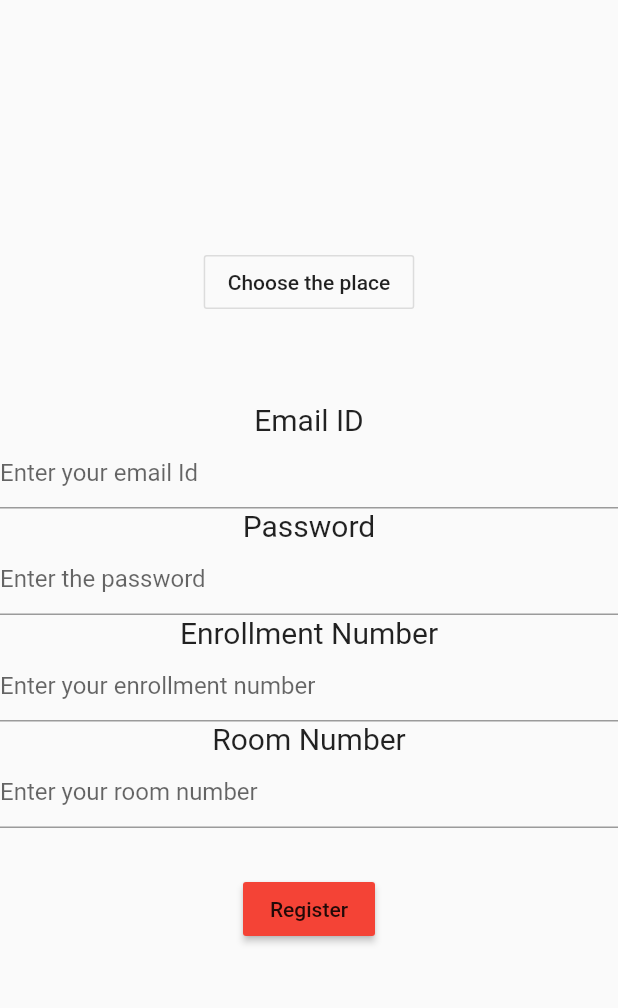
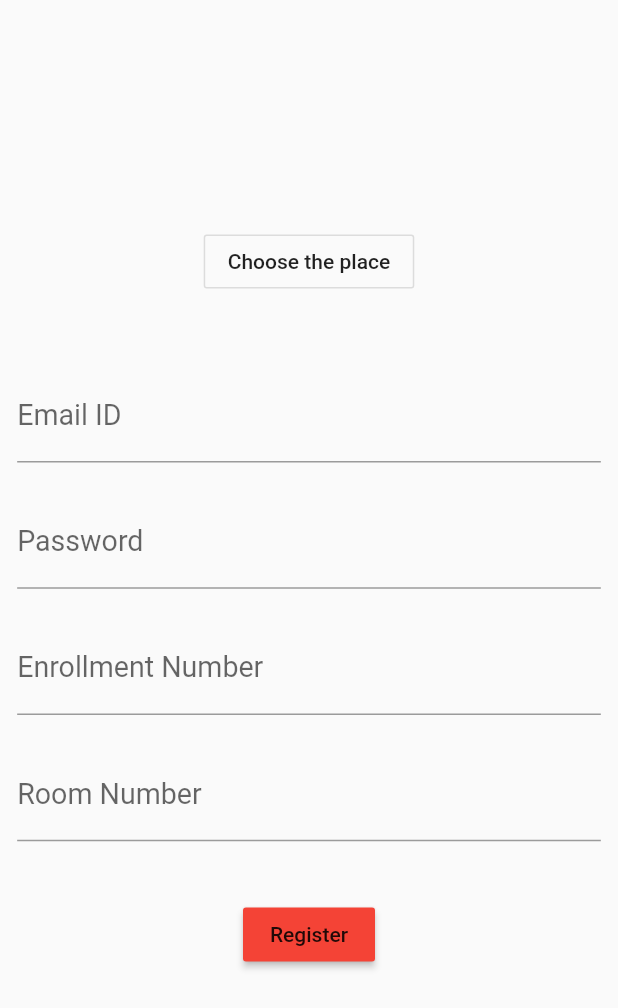
Before and after one commit to anshikamittal25/entry_register, a Flutter app: the screen it shows after launch, after a tap on "Sign Up as User", on a phone screen of 412 x 824 dp. Shown: the top 1008 px of the screen. Run offline on Flutter 3.47's test engine with Material 2 defaults, Android fonts, the phone set to English and light mode, and no system bars; our stand-ins replace cloud_firestore, email_validator, firebase_auth, firebase_core, flutter_screenutil, shared_preferences; missing offline and left inert: pin_entry_text_field; accounts and stored records are empty.

Commit message:
used screen util and locked in portrait

```diff
--- a/lib/main.dart
+++ b/lib/main.dart
@@ -7,9 +7,13 @@ import 'package:entry_register/services/sharedPref.dart';
 import 'package:firebase_core/firebase_core.dart';
 import 'package:flutter/cupertino.dart';
 import 'package:flutter/material.dart';
+import 'package:flutter/services.dart';
 
 void main() {
-  runApp(MyApp());
+  WidgetsFlutterBinding.ensureInitialized();
+
+  SystemChrome.setPreferredOrientations([DeviceOrientation.portraitUp])
+      .then((value) => runApp(MyApp()));
 }
 
 class MyApp extends StatefulWidget {
@@ -81,7 +85,7 @@ class _MyAppState extends State<MyApp> {
   }
 
   Future<void> screenType() async {
-    WidgetsFlutterBinding.ensureInitialized();
+    //WidgetsFlutterBinding.ensureInitialized();
     place = await getStringSharedPref('place');
     enroll = await getStringSharedPref('enroll');
     setState(() {
--- a/lib/screens/home.dart
+++ b/lib/screens/home.dart
@@ -4,6 +4,7 @@ import 'file:///C:/Users/lenovo/AndroidStudioProjects/entry_register/lib/screens
 import 'package:flutter/cupertino.dart';
 import 'package:flutter/material.dart';
 import 'package:flutter/widgets.dart';
+import 'package:flutter_screenutil/screenutil.dart';
 
 import 'logInUser.dart';
 
@@ -15,6 +16,8 @@ class HomePage extends StatefulWidget {
 class _HomePageState extends State<HomePage> {
   @override
   Widget build(BuildContext context) {
+    ScreenUtil.init(context, designSize: Size(1080, 2340), allowFontScaling: false);
+
     return MaterialApp(
       title: 'Entry Register',
       debugShowCheckedModeBanner: false,
@@ -29,8 +32,8 @@ class _HomePageState extends State<HomePage> {
           child: Column(
             mainAxisAlignment: MainAxisAlignment.center,
             children: [
-              CircleAvatar(radius: 60,backgroundImage: AssetImage('assets/images/entry_register_logo.jpg'),),
-              SizedBox(height: 50,),
+              CircleAvatar(radius: ScreenUtil().setWidth(300),backgroundImage: AssetImage('assets/images/entry_register_logo.jpg'),),
+              SizedBox(height: ScreenUtil().setWidth(100),),
               RaisedButton(
                 textColor: Colors.white,
                 color: Colors.blue,
@@ -53,6 +56,7 @@ class _HomePageState extends State<HomePage> {
                   );
                 },
               ),
+              SizedBox(height: ScreenUtil().setWidth(50),),
               Text('Already have an account?'),
               GestureDetector(
                 child: Text('Log in as user',style: TextStyle(color: Colors.blueAccent[700],decoration: TextDecoration.underline),),
@@ -63,10 +67,7 @@ class _HomePageState extends State<HomePage> {
                   );
                 },
               ),
-              SizedBox(height: 80,),
-              Text('New to the app?'),
-              Text('Register a new place !!!'),
-              SizedBox(height: 10,),
+              SizedBox(height: ScreenUtil().setWidth(80),),
               RaisedButton(
                 textColor: Colors.white,
                 color: Colors.red,
--- a/lib/screens/signInUser.dart
+++ b/lib/screens/signInUser.dart
@@ -6,6 +6,7 @@ import 'package:entry_register/services/sharedPref.dart';
 import 'package:firebase_auth/firebase_auth.dart';
 import 'package:flutter/cupertino.dart';
 import 'package:flutter/material.dart';
+import 'package:flutter_screenutil/screenutil.dart';
 
 class SignInUser extends StatefulWidget {
   @override
@@ -40,6 +41,8 @@ class _SignInUserState extends State<SignInUser> {
 
   @override
   Widget build(BuildContext context) {
+    ScreenUtil.init(context, designSize: Size(1080, 2340), allowFontScaling: false);
+
     return Scaffold(
       body: Builder(
         builder: (BuildContext context) {
@@ -74,21 +77,21 @@ class _SignInUserState extends State<SignInUser> {
                                           });
                                         },
                                         child: Padding(
-                                          padding: const EdgeInsets.all(3.0),
+                                          padding: EdgeInsets.all(ScreenUtil().setWidth(10)),
                                           child: Card(
                                             child: Padding(
                                               padding:
-                                                  const EdgeInsets.all(10.0),
+                                                  EdgeInsets.all(ScreenUtil().setWidth(10)),
                                               child: Text(
                                                 listPlaces[index],
                                                 style: TextStyle(
-                                                  fontSize: 20,
+                                                  fontSize: ScreenUtil().setSp(65),
                                                 ),
                                               ),
                                             ),
                                             shape: RoundedRectangleBorder(
                                               borderRadius:
-                                                  BorderRadius.circular(50),
+                                                  BorderRadius.circular(ScreenUtil().setWidth(50)),
                                             ),
                                           ),
                                         ),
@@ -103,20 +106,20 @@ class _SignInUserState extends State<SignInUser> {
                       );
                     },
                   ),
-                  Text(text),
+                  Text(text,style: TextStyle(fontSize: ScreenUtil().setSp(50)),),
                   SizedBox(
-                    height: 40,
+                    height: ScreenUtil().setWidth(40),
                   ),
-                  Text(
-                    'Email ID',
-                    style: TextStyle(
-                      fontSize: 20,
-                    ),
-                  ),
-                  TextFormField(
+                  Padding(
+                    padding: EdgeInsets.all(ScreenUtil().setWidth(30)),
+                    child: TextFormField(
                       controller: _emailController,
                       decoration: InputDecoration(
                         hintText: 'Enter your email Id',
+                        labelText: 'Email ID',
+                        labelStyle: TextStyle(
+                          fontSize: ScreenUtil().setSp(50),
+                        ),
                       ),
                       validator: (value) {
                         if (value.isEmpty) {
@@ -127,17 +130,18 @@ class _SignInUserState extends State<SignInUser> {
                         return null;
                       },
                     ),
-                  Text(
-                    'Password',
-                    style: TextStyle(
-                      fontSize: 20,
                   ),
-                  ),
-                  TextFormField(
+                  Padding(
+                    padding: EdgeInsets.all(ScreenUtil().setWidth(30)),
+                    child: TextFormField(
                       obscureText: true,
                       controller: _passwordController,
                       decoration: InputDecoration(
                         hintText: 'Enter the password',
+                        labelText: 'Password',
+                        labelStyle: TextStyle(
+                          fontSize: ScreenUtil().setSp(50),
+                        ),
                       ),
                       validator: (value) {
                         if (value.isEmpty) {
@@ -146,16 +150,17 @@ class _SignInUserState extends State<SignInUser> {
                         return null;
                       },
                     ),
-                  Text(
-                    'Enrollment Number',
-                    style: TextStyle(
-                      fontSize: 20,
                   ),
-                  ),
-                  TextFormField(
+                  Padding(
+                    padding: EdgeInsets.all(ScreenUtil().setWidth(30)),
+                    child: TextFormField(
                       controller: _enrollController,
                       decoration: InputDecoration(
                         hintText: 'Enter your enrollment number',
+                        labelText: 'Enrollment Number',
+                        labelStyle: TextStyle(
+                          fontSize: ScreenUtil().setSp(50),
+                        ),
                       ),
                       validator: (value) {
                         if (value.isEmpty) {
@@ -164,16 +169,17 @@ class _SignInUserState extends State<SignInUser> {
                         return null;
                       },
                     ),
-                  Text(
-                    'Room Number',
-                    style: TextStyle(
-                      fontSize: 20,
                   ),
-                  ),
-                  TextFormField(
+                  Padding(
+                    padding: EdgeInsets.all(ScreenUtil().setWidth(30)),
+                    child: TextFormField(
                       controller: _roomController,
                       decoration: InputDecoration(
                         hintText: 'Enter your room number',
+                        labelText: 'Room Number',
+                        labelStyle: TextStyle(
+                          fontSize: ScreenUtil().setSp(50),
+                        ),
                       ),
                       validator: (value) {
                         if (value.isEmpty) {
@@ -182,8 +188,9 @@ class _SignInUserState extends State<SignInUser> {
                         return null;
                       },
                     ),
+                  ),
                   Padding(
-                    padding: const EdgeInsets.all(30.0),
+                    padding: EdgeInsets.all(ScreenUtil().setWidth(70)),
                     child: RaisedButton(
                       color: Colors.red,
                       child: Text('Register'),
--- a/pubspec.yaml
+++ b/pubspec.yaml
@@ -32,6 +32,7 @@ dependencies:
   shared_preferences: ^0.5.12+2
   intl: ^0.16.1
   provider: ^4.3.2+2
+  flutter_screenutil: ^3.2.0
 
   # The following adds the Cupertino Icons font to your application.
   # Use with the CupertinoIcons class for iOS style icons.
```
Also changed, not shown: lib/listTiles/adminlisttile.dart (+9 -6 lines), lib/listTiles/userlisttile.dart (+6 -3 lines), lib/screens/adminhome.dart (+6 -3 lines), lib/screens/logInUser.dart (+19 -14 lines), lib/screens/register.dart (+9 -6 lines), lib/screens/signInAdmin.dart (+12 -9 lines), lib/screens/something_went_wrong.dart (+8 -16 lines), lib/screens/userhome.dart (+7 -27 lines), lib/screens/verify_pin.dart (deleted, +0 -46 lines), assets/images/something_went_wrong.png (added), pubspec.lock. Lines whose indentation alone changed are shown as unchanged.
